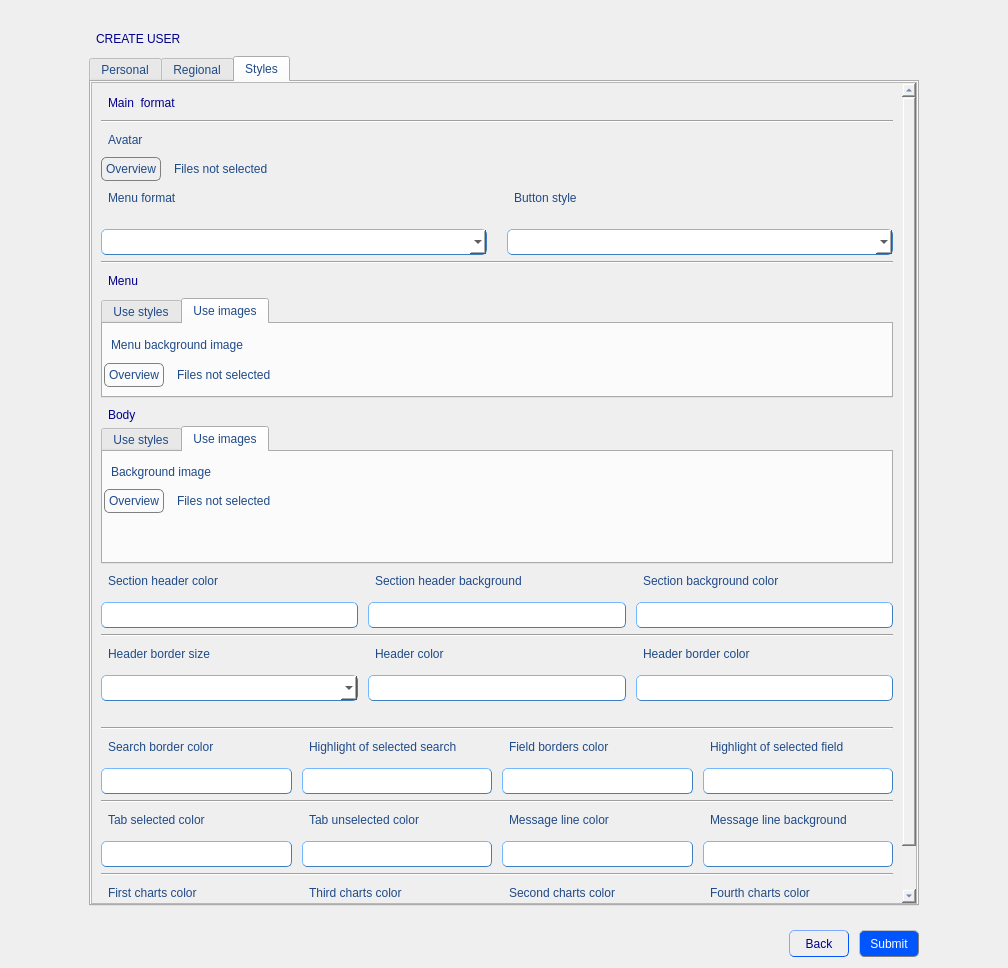
This is QBuilder/QBuilder/src/createuserform.ui in Rork96/QtProjects as Qt 5 draws it before an edit. The edited form follows.
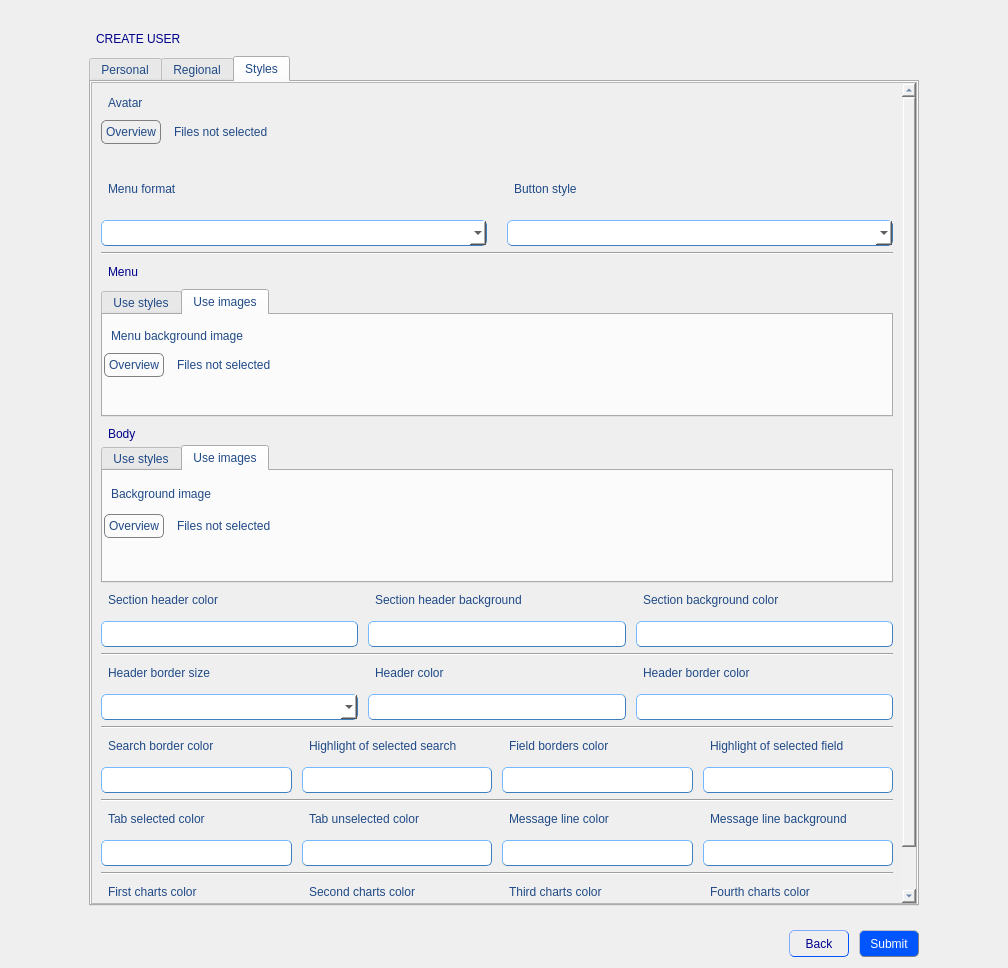
This is the edited form. The open tabs and pages were chosen to show the change. Custom widgets are drawn as their Qt base class.

```diff
--- a/QBuilder/QBuilder/src/createuserform.ui
+++ b/QBuilder/QBuilder/src/createuserform.ui
@@ -860,19 +860,19 @@
            <rect>
             <x>0</x>
             <y>0</y>
-            <width>818</width>
-            <height>974</height>
+            <width>805</width>
+            <height>971</height>
            </rect>
           </property>
           <layout class="QGridLayout" name="gridLayout_11">
-           <item row="14" column="0" colspan="2">
+           <item row="13" column="0" colspan="2">
             <widget class="Line" name="line_8">
              <property name="orientation">
               <enum>Qt::Horizontal</enum>
              </property>
             </widget>
            </item>
-           <item row="10" column="0" colspan="2">
+           <item row="9" column="0" colspan="2">
             <widget class="Line" name="line_5">
              <property name="orientation">
               <enum>Qt::Horizontal</enum>
@@ -1120,29 +1120,6 @@
            </item>
            <item row="0" column="0" colspan="2">
             <layout class="QVBoxLayout" name="verticalLayout_17">
-             <item>
-              <widget class="QLabel" name="label_26">
-               <property name="styleSheet">
-                <string notr="true">QLabel {
-               color: darkblue;
-               padding: 4px;
-               border-radius: 5px;
-               border-style: outset;
-	           font: 11pt &quot;MS Shell Dlg 2&quot;;
-              }</string>
-               </property>
-               <property name="text">
-                <string>Main  format</string>
-               </property>
-              </widget>
-             </item>
-             <item>
-              <widget class="Line" name="line">
-               <property name="orientation">
-                <enum>Qt::Horizontal</enum>
-               </property>
-              </widget>
-             </item>
              <item>
               <widget class="QLabel" name="label_19">
                <property name="styleSheet">
@@ -1166,10 +1143,7 @@
                 </widget>
                </item>
                <item>
-                <widget class="QLabel" name="avatarNameLabel">
-                 <property name="styleSheet">
-                  <string notr="true"/>
-                 </property>
+                <widget class="QLabel" name="avatarLabel">
                  <property name="text">
                   <string>Files not selected</string>
                  </property>
@@ -1190,6 +1164,25 @@
                </item>
               </layout>
              </item>
+             <item>
+              <widget class="QLabel" name="avatarImgLabel">
+               <property name="sizePolicy">
+                <sizepolicy hsizetype="Fixed" vsizetype="Fixed">
+                 <horstretch>0</horstretch>
+                 <verstretch>0</verstretch>
+                </sizepolicy>
+               </property>
+               <property name="maximumSize">
+                <size>
+                 <width>400</width>
+                 <height>100</height>
+                </size>
+               </property>
+               <property name="text">
+                <string/>
+               </property>
+              </widget>
+             </item>
             </layout>
            </item>
            <item row="2" column="0" colspan="2">
@@ -1373,6 +1366,25 @@
                    </item>
                   </layout>
                  </item>
+                 <item row="2" column="0">
+                  <widget class="QLabel" name="menuImgLabel">
+                   <property name="sizePolicy">
+                    <sizepolicy hsizetype="Fixed" vsizetype="Fixed">
+                     <horstretch>0</horstretch>
+                     <verstretch>0</verstretch>
+                    </sizepolicy>
+                   </property>
+                   <property name="maximumSize">
+                    <size>
+                     <width>400</width>
+                     <height>100</height>
+                    </size>
+                   </property>
+                   <property name="text">
+                    <string/>
+                   </property>
+                  </widget>
+                 </item>
                 </layout>
                </widget>
               </widget>
@@ -1630,17 +1642,23 @@
                   </widget>
                  </item>
                  <item row="2" column="0">
-                  <spacer name="verticalSpacer_4">
-                   <property name="orientation">
-                    <enum>Qt::Vertical</enum>
+                  <widget class="QLabel" name="bodyImgLabel">
+                   <property name="sizePolicy">
+                    <sizepolicy hsizetype="Fixed" vsizetype="Fixed">
+                     <horstretch>0</horstretch>
+                     <verstretch>0</verstretch>
+                    </sizepolicy>
                    </property>
-                   <property name="sizeHint" stdset="0">
+                   <property name="maximumSize">
                     <size>
-                     <width>20</width>
-                     <height>40</height>
+                     <width>400</width>
+                     <height>100</height>
                     </size>
                    </property>
-                  </spacer>
+                   <property name="text">
+                    <string/>
+                   </property>
+                  </widget>
                  </item>
                 </layout>
                </widget>
@@ -1648,14 +1666,14 @@
              </item>
             </layout>
            </item>
-           <item row="8" column="0" colspan="2">
+           <item row="7" column="0" colspan="2">
             <widget class="Line" name="line_4">
              <property name="orientation">
               <enum>Qt::Horizontal</enum>
              </property>
             </widget>
            </item>
-           <item row="9" column="0" colspan="2">
+           <item row="8" column="0" colspan="2">
             <layout class="QHBoxLayout" name="horizontalLayout_38">
              <property name="spacing">
               <number>10</number>
@@ -1754,23 +1772,7 @@
              </item>
             </layout>
            </item>
-           <item row="7" column="0">
-            <spacer name="verticalSpacer_5">
-             <property name="orientation">
-              <enum>Qt::Vertical</enum>
-             </property>
-             <property name="sizeType">
-              <enum>QSizePolicy::Minimum</enum>
-             </property>
-             <property name="sizeHint" stdset="0">
-              <size>
-               <width>20</width>
-               <height>20</height>
-              </size>
-             </property>
-            </spacer>
-           </item>
-           <item row="11" column="0" rowspan="2" colspan="2">
+           <item row="10" column="0" rowspan="2" colspan="2">
             <layout class="QHBoxLayout" name="horizontalLayout_40">
              <property name="spacing">
               <number>10</number>
@@ -1869,7 +1871,7 @@
              </item>
             </layout>
            </item>
-           <item row="16" column="0" rowspan="2" colspan="2">
+           <item row="15" column="0" rowspan="2" colspan="2">
             <layout class="QHBoxLayout" name="horizontalLayout_39">
              <property name="spacing">
               <number>10</number>
@@ -1911,7 +1913,7 @@
                   <string notr="true"/>
                  </property>
                  <property name="text">
-                  <string>Third charts color</string>
+                  <string>Second charts color</string>
                  </property>
                 </widget>
                </item>
@@ -1934,7 +1936,7 @@
                   <string notr="true"/>
                  </property>
                  <property name="text">
-                  <string>Second charts color</string>
+                  <string>Third charts color</string>
                  </property>
                 </widget>
                </item>
```
Left out of the diff: 68 changed lines with no effect on the pictures.
